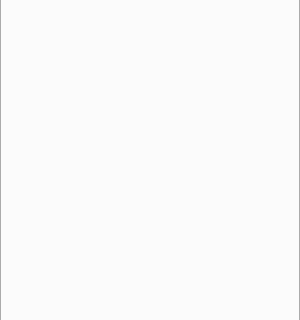
Before: the Qt Designer form ui/sidebarpanel.ui in jailop/treemk, drawn with Qt 5; both pictures show x 0 to 300 and y 128 to 448 of the 300 by 600 pixel window.
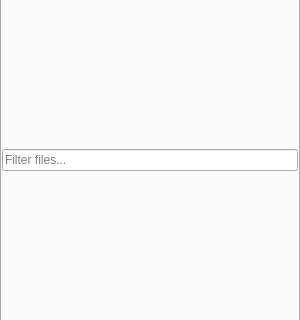
After: the same form once the commit is applied.

```diff
--- a/ui/sidebarpanel.ui
+++ b/ui/sidebarpanel.ui
@@ -87,6 +87,16 @@
           <property name="bottomMargin">
            <number>0</number>
           </property>
+          <item>
+           <widget class="QLineEdit" name="fileFilterInput">
+            <property name="placeholderText">
+             <string>Filter files...</string>
+            </property>
+            <property name="clearButtonEnabled">
+             <bool>true</bool>
+            </property>
+           </widget>
+          </item>
          </layout>
         </widget>
        </item>
```
